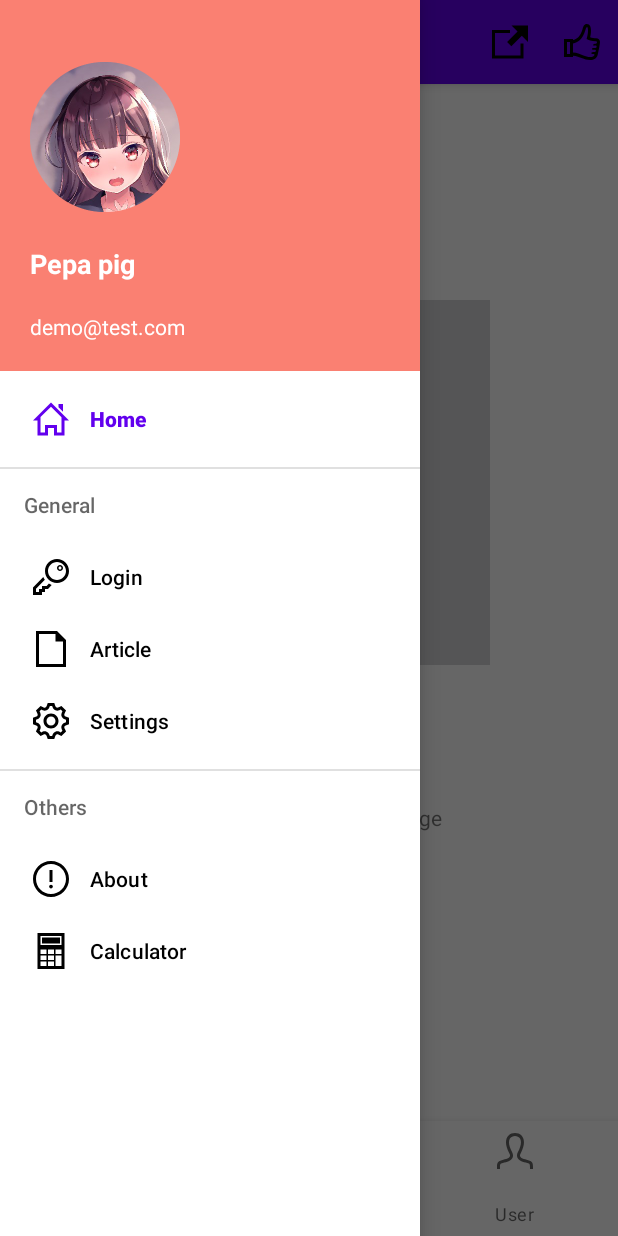
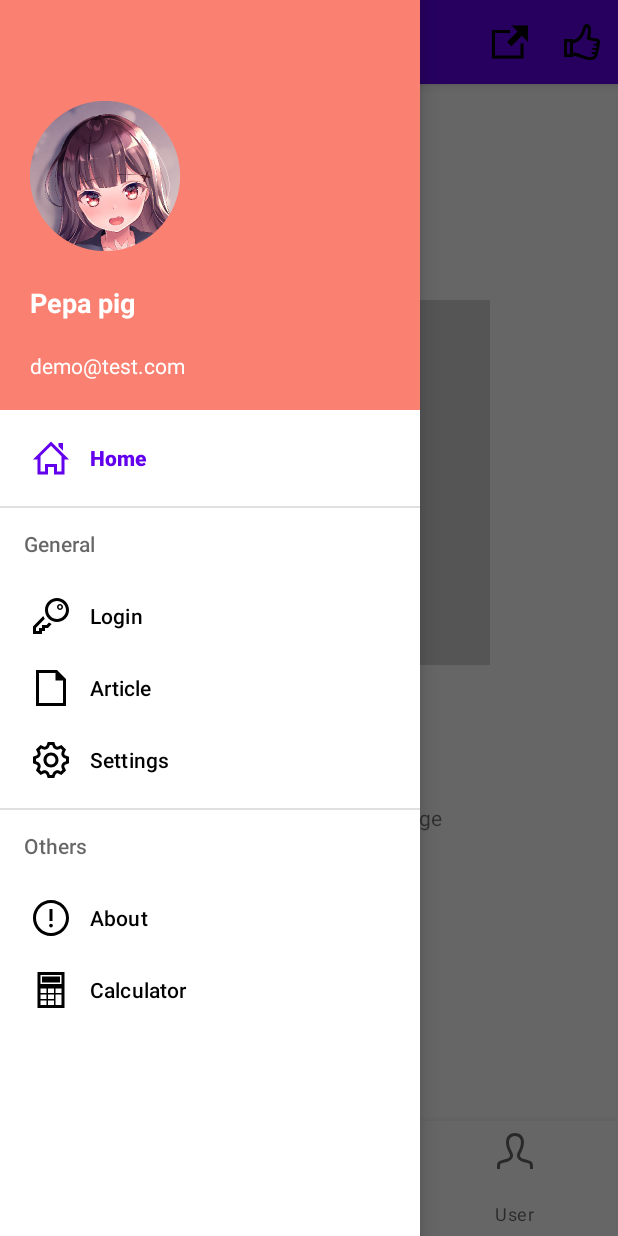
Before and after one commit to JerryFhuurr/PepaPig, an Android app: the screen it shows after launch (MainActivity), with the side drawer open, on a phone screen of 412 x 824 dp. Run offline under Robolectric (Android 15) with nearby library versions, the phone set to English and light mode, and no system bars; our stand-ins replace navigation-ui; libraries missing offline, so code that uses them is left out: com.baidu.mapapi.

Commit message:
modify the user icon on menu header

```diff
--- a/app/build.gradle
+++ b/app/build.gradle
@@ -11,7 +11,7 @@ android {
         minSdk 26
         targetSdk 32
         versionCode 1
-        versionName "2.2"
+        versionName "2.3 final"
 
         testInstrumentationRunner "androidx.test.runner.AndroidJUnitRunner"
     }
--- a/app/src/main/res/layout/nav_menu_header.xml
+++ b/app/src/main/res/layout/nav_menu_header.xml
@@ -11,9 +11,10 @@
         android:layout_height="100dp"
         android:layout_alignParentTop="true"
         android:layout_marginStart="10dp"
-        android:layout_marginTop="31dp"
+        android:layout_marginTop="57dp"
         android:layout_marginEnd="10dp"
         android:layout_marginBottom="10dp"
+        android:contentDescription="@string/image_desc"
         android:src="@drawable/user_icon" />
 
     <TextView
--- a/app/src/main/res/values/strings.xml
+++ b/app/src/main/res/values/strings.xml
@@ -202,4 +202,5 @@
     <string name="login_dialog_header">Warning</string>
     <string name="login_dialog_body">This view doesn\'t have any functions of logging !</string>
 
+    <string name="image_desc" translatable="false">User icon</string>
 </resources>
```
